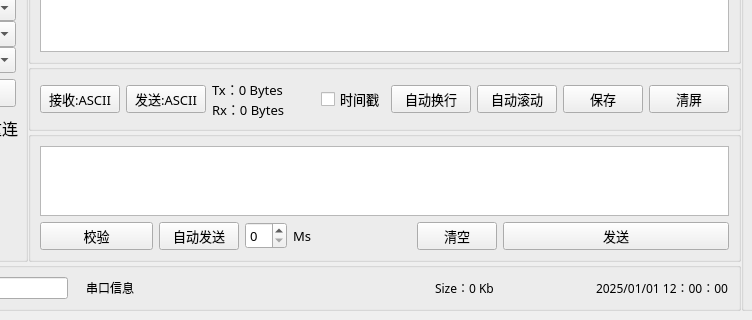
Above: 02.Software/Serial/widget.ui from Guascoign/Ember before the change; both pictures show x 182 to 934 and y 140 to 460 of the 934 by 460 pixel window. Below: the same form after it.
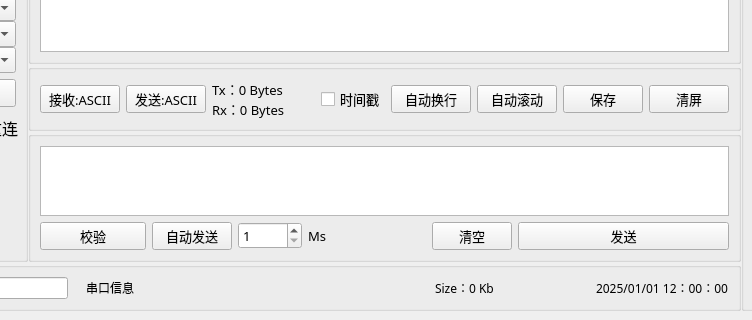
That is the form after the change.

The edit to the form file:
```diff
--- a/02.Software/Serial/widget.ui
+++ b/02.Software/Serial/widget.ui
@@ -279,6 +279,12 @@
                <pointsize>10</pointsize>
               </font>
              </property>
+             <property name="minimum">
+              <number>1</number>
+             </property>
+             <property name="maximum">
+              <number>99999</number>
+             </property>
             </widget>
            </item>
            <item>
```
Left out of the diff: 4 changed lines with no effect on the pictures.
